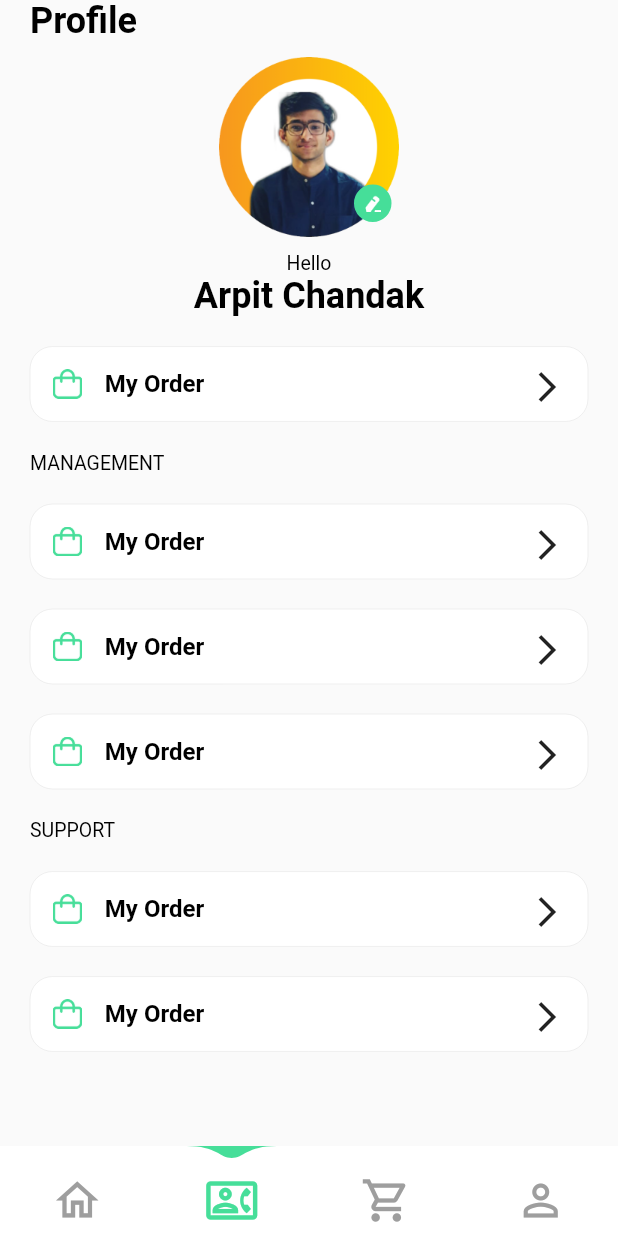
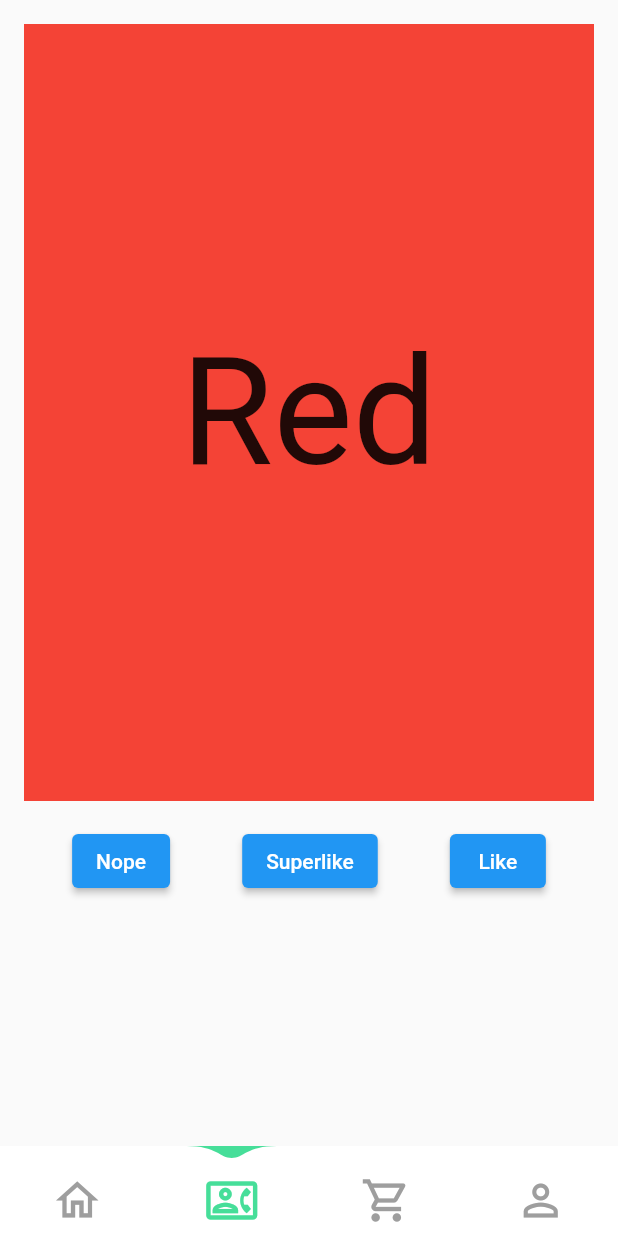
Before and after one commit to nitin09542/brew-app, a Flutter app: the MyNavigationBar screen opened directly, item 2 of the bottom bar chosen, on a phone screen of 412 x 824 dp. Run offline on Flutter 3.47's test engine with Material 2 defaults, Android fonts, the phone set to English and light mode, and no system bars; drawn by our look-alikes of swipe_cards, water_drop_nav_bar; our stand-ins replace carousel_slider.

Commit message:
Add swipe card code

```diff
--- /dev/null
+++ b/lib/cart-screens/card-model.dart
@@ -0,0 +1,17 @@
+import 'package:flutter/foundation.dart';
+import 'package:swipe_cards/draggable_card.dart';
+class SwipeItem {
+  final String content;
+  final VoidCallback? likeAction;
+  final VoidCallback? nopeAction;
+  final VoidCallback? superlikeAction;
+  final ValueChanged<SlideRegion?>? onSlideUpdate;
+
+  SwipeItem({
+    required this.content,
+    this.likeAction,
+    this.nopeAction,
+    this.superlikeAction,
+    this.onSlideUpdate,
+  });
+}
--- /dev/null
+++ b/lib/cart-screens/card-swpe-screen.dart
@@ -0,0 +1,117 @@
+import 'package:flutter/material.dart';
+import 'package:swipe_cards/draggable_card.dart';
+import 'package:swipe_cards/swipe_cards.dart';
+class CardSwipe extends StatefulWidget {
+  @override
+  _CardSwipeState createState() => _CardSwipeState();
+}
+class Content {
+  final String text;
+  final Color color;
+
+  Content({required this.text, required this.color});
+}
+class _CardSwipeState extends State<CardSwipe> {
+  GlobalKey<_CardSwipeState> swipeCardsKey = GlobalKey();
+  final List<SwipeItem> _swipeItems = [];
+  late MatchEngine _matchEngine;
+  GlobalKey<ScaffoldState> _scaffoldKey = GlobalKey();
+  List<String> _names = ["Red", "Blue", "Green", "Yellow", "Orange"];
+  List<Color> _colors = [
+    Colors.red,
+    Colors.blue,
+    Colors.green,
+    Colors.yellow,
+    Colors.orange
+  ];
+
+  @override
+  void initState() {
+    for (int i = 0; i < _names.length; i++) {
+      _swipeItems.add(SwipeItem(
+          content: Content(text: _names[i], color: _colors[i]),
+          likeAction: () {
+            ScaffoldMessenger.of(context).showSnackBar(SnackBar(
+              content: Text("Liked ${_names[i]}"),
+              duration: Duration(milliseconds: 500),
+            ));
+          },
+          nopeAction: () {
+            ScaffoldMessenger.of(context).showSnackBar(SnackBar(
+              content: Text("Nope ${_names[i]}"),
+              duration: Duration(milliseconds: 500),
+            ));
+          },
+          superlikeAction: () {
+            ScaffoldMessenger.of(context).showSnackBar(SnackBar(
+              content: Text("Superliked ${_names[i]}"),
+              duration: Duration(milliseconds: 500),
+            ));
+          },
+          onSlideUpdate: (SlideRegion? region) async {
+            print("Region $region");
+          }));
+    }
+
+    _matchEngine = MatchEngine(swipeItems: _swipeItems);
+    super.initState();
+  }
+  @override
+  Widget build(BuildContext context) {
+    return  Scaffold(
+        key: _scaffoldKey,
+        body: Container(
+            child: Column(children: [
+              Container(
+                height: 550,
+                child: SwipeCards(
+                  matchEngine: _matchEngine,
+                  itemBuilder: (BuildContext context, int index) {
+                    return Container(
+                      alignment: Alignment.center,
+                      color: _swipeItems[index].content.color,
+                      child: Text(
+                        _swipeItems[index].content.text,
+                        style: TextStyle(fontSize: 100),
+                      ),
+                    );
+                  },
+                  onStackFinished: () {
+                    ScaffoldMessenger.of(context).showSnackBar(SnackBar(
+                      content: Text("Stack Finished"),
+                      duration: Duration(milliseconds: 500),
+                    ));
+                  },
+                  itemChanged: (SwipeItem item, int index) {
+                    print("item: ${item.content.text}, index: $index");
+                  },
+                  upSwipeAllowed: true,
+                  fillSpace: true,
+                ),
+              ),
+              Row(
+                mainAxisAlignment: MainAxisAlignment.spaceEvenly,
+                children: [
+                  ElevatedButton(
+                      onPressed: () {
+                        _matchEngine.currentItem?.nope();
+                      },
+                      child: Text("Nope")),
+                  ElevatedButton(
+                      onPressed: () {
+                        _matchEngine.currentItem?.superLike();
+                      },
+                      child: Text("Superlike")),
+                  ElevatedButton(
+                      onPressed: () {
+                        _matchEngine.currentItem?.like();
+                      },
+                      child: Text("Like"))
+                ],
+              )
+            ])));
+
+  }
+
+
+}
--- a/lib/home-pages/HomeScreenView.dart
+++ b/lib/home-pages/HomeScreenView.dart
@@ -248,6 +248,7 @@ class HomePage extends StatelessWidget {
                 image: DecorationImage(
                   image: AssetImage(item.imagePath),
                   fit: BoxFit.cover,
+
                 ),
               ),
             ),
--- a/lib/home.dart
+++ b/lib/home.dart
@@ -4,6 +4,7 @@ import 'package:brew/home-pages/HomeScreenView.dart';
 import 'package:brew/profile/ProfileScreen.dart';
 import 'package:flutter/material.dart';
 
+import 'cart-screens/card-swpe-screen.dart';
 import 'custom-bottom-naviigation.dart';
 import 'package:water_drop_nav_bar/water_drop_nav_bar.dart';
 import 'package:water_drop_nav_bar/water_drop_nav_bar.dart';
@@ -17,7 +18,7 @@ class _MyNavigationBarState extends State<MyNavigationBar> {
   int _selectedIndex = 0;
   static final List<Widget> _widgetOptions = <Widget>[
     HomePage(),
-    ProfileScreen(),
+    CardSwipe(),
     AddCartScreen(),
     ProfileScreen()
   ];
--- a/pubspec.yaml
+++ b/pubspec.yaml
@@ -40,7 +40,7 @@ dependencies:
   #qr_code_scanner: ^0.6.0
   water_drop_nav_bar: ^2.0.2
   carousel_slider: ^4.0.0
-
+  swipe_cards:
 
 dev_dependencies:
   flutter_test:
```
Also changed, not shown: lib/swape-screen/swap-screen.dart (added), pubspec.lock.
